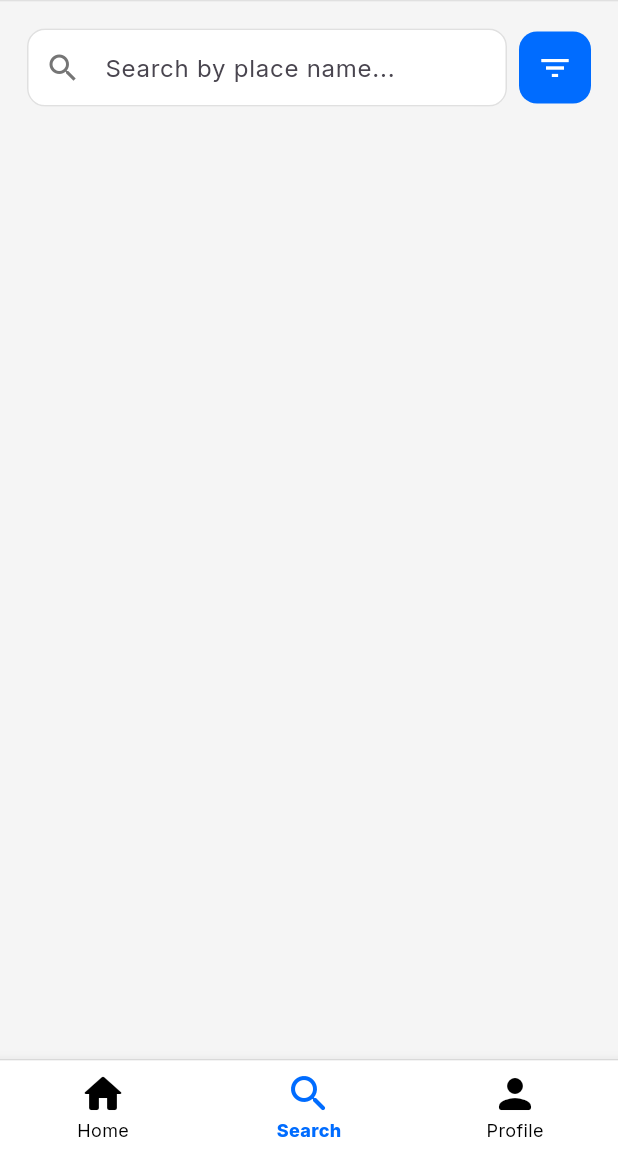
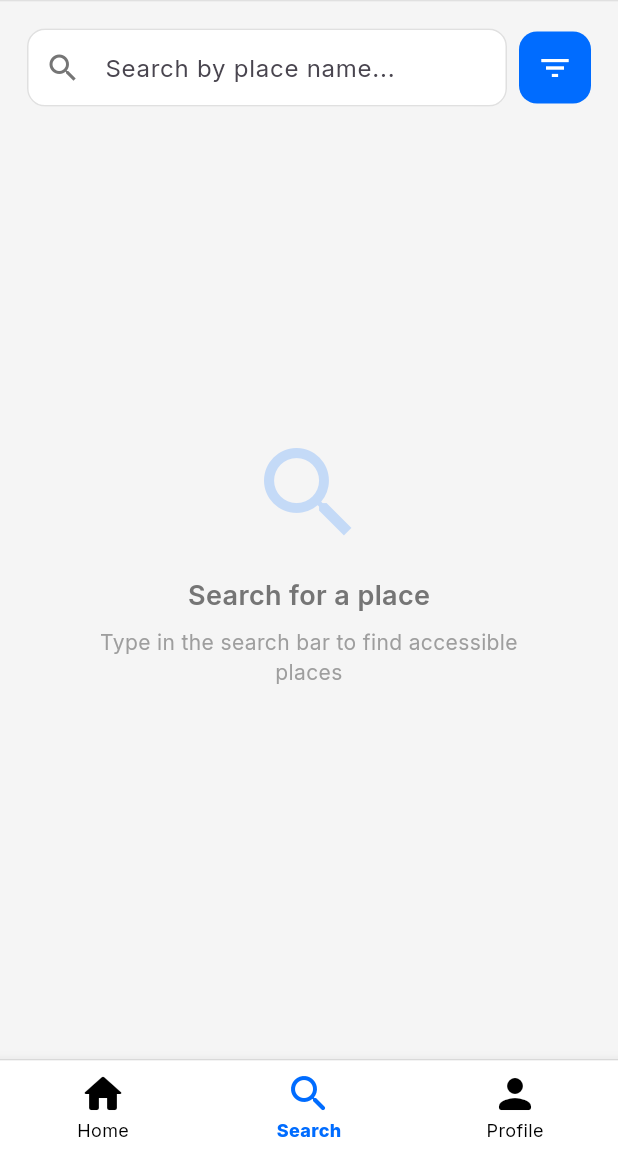
Before and after one commit to simaopsbarbosa/Inclui, a Flutter app: the screen it shows after launch, item 2 of the bottom bar chosen, on a phone screen of 412 x 824 dp, the part 84-1236 px from its top. Run offline on Flutter 3.47's test engine with Material 3 defaults, Android fonts, the phone set to English and light mode, and no system bars; our stand-ins replace firebase_auth, firebase_core, firebase_database, flutter_dotenv, font_awesome_flutter, geolocator and 2 more; missing offline and left inert: widget_to_marker; accounts and stored records are empty; generated files the repository leaves out were written again.

Commit message:
added on null content to search page

```diff
--- a/src/inclui/lib/screens/search_page.dart
+++ b/src/inclui/lib/screens/search_page.dart
@@ -96,6 +96,80 @@ class SearchPageState extends State<SearchPage> {
 
       return nameMatches && distanceMatches && issueMatches;
     }).toList();
+  }
+
+  Widget _buildEmptySearchState() {
+    return Center(
+      child: Column(
+        mainAxisAlignment: MainAxisAlignment.center,
+        children: [
+          Icon(
+            Icons.search,
+            size: 80,
+            color: Theme.of(context).primaryColor.withValues(alpha: 0.2),
+          ),
+          SizedBox(height: 16),
+          Text(
+            'Search for a place',
+            style: GoogleFonts.inter(
+              fontSize: 18,
+              fontWeight: FontWeight.w600,
+              color: Colors.grey[600],
+            ),
+          ),
+          SizedBox(height: 8),
+          Padding(
+            padding: const EdgeInsets.symmetric(horizontal: 40),
+            child: Text(
+              'Type in the search bar to find accessible places',
+              textAlign: TextAlign.center,
+              style: GoogleFonts.inter(
+                fontSize: 14,
+                color: Colors.grey[500],
+              ),
+            ),
+          ),
+          SizedBox(height: 50),
+        ],
+      ),
+    );
+  }
+
+  Widget _buildNoResultsFound() {
+    return Center(
+      child: Column(
+        mainAxisAlignment: MainAxisAlignment.center,
+        children: [
+          Icon(
+            Icons.search_off,
+            size: 80,
+            color: Colors.grey[300],
+          ),
+          SizedBox(height: 16),
+          Text(
+            'No results found',
+            style: GoogleFonts.inter(
+              fontSize: 18,
+              fontWeight: FontWeight.w600,
+              color: Colors.grey[600],
+            ),
+          ),
+          SizedBox(height: 8),
+          Padding(
+            padding: const EdgeInsets.symmetric(horizontal: 40),
+            child: Text(
+              'Try searching with different keywords or check the spelling',
+              textAlign: TextAlign.center,
+              style: GoogleFonts.inter(
+                fontSize: 14,
+                color: Colors.grey[500],
+              ),
+            ),
+          ),
+          SizedBox(height: 50),
+        ],
+      ),
+    );
   }
 
   @override
@@ -292,17 +366,23 @@ class SearchPageState extends State<SearchPage> {
               ),
               SizedBox(height: 20),
               Expanded(
-                child: ListView.builder(
+                child: _searchController.text.isEmpty
+                    ? _buildEmptySearchState()
+                    : _placePredictions.isEmpty &&
+                            _searchController.text.isNotEmpty
+                        ? _buildNoResultsFound()
+                        : ListView.builder(
                             itemCount: _placePredictions.length,
                             itemBuilder: (context, index) {
                               final prediction = _placePredictions[index];
                               return Card(
                                 shape: RoundedRectangleBorder(
                                   borderRadius: BorderRadius.circular(12),
-                        side:
-                            BorderSide(color: Colors.grey.shade300, width: 1.0),
+                                  side: BorderSide(
+                                      color: Colors.grey.shade300, width: 1.0),
                                 ),
-                      margin: EdgeInsets.symmetric(horizontal: 0, vertical: 6),
+                                margin: EdgeInsets.symmetric(
+                                    horizontal: 0, vertical: 6),
                                 color: Colors.white,
                                 shadowColor: Colors.transparent,
                                 child: Padding(
@@ -313,11 +393,13 @@ class SearchPageState extends State<SearchPage> {
                                         onTap: () {
                                           final placeId = prediction['placeId'];
                                           final placeName = prediction['name'];
-                                final placeAddr = prediction['address'];
+                                          final placeAddr =
+                                              prediction['address'];
                                           Navigator.push(
                                             context,
                                             MaterialPageRoute(
-                                    builder: (context) => PlaceDetailPage(
+                                              builder: (context) =>
+                                                  PlaceDetailPage(
                                                 placeId: placeId!,
                                                 placeName: placeName!,
                                                 placeAddr: placeAddr!,
@@ -326,12 +408,14 @@ class SearchPageState extends State<SearchPage> {
                                           );
                                         },
                                         leading: Icon(Icons.place,
-                                  color: Theme.of(context).primaryColor),
+                                            color:
+                                                Theme.of(context).primaryColor),
                                         title: Text(prediction['name'] ?? '',
                                             style: GoogleFonts.inter(
                                               fontWeight: FontWeight.bold,
                                             )),
-                              subtitle: Text(prediction['address'] ?? ''),
+                                        subtitle:
+                                            Text(prediction['address'] ?? ''),
                                       ),
                                     ],
                                   ),
```
Lines whose indentation alone changed are shown as unchanged.
